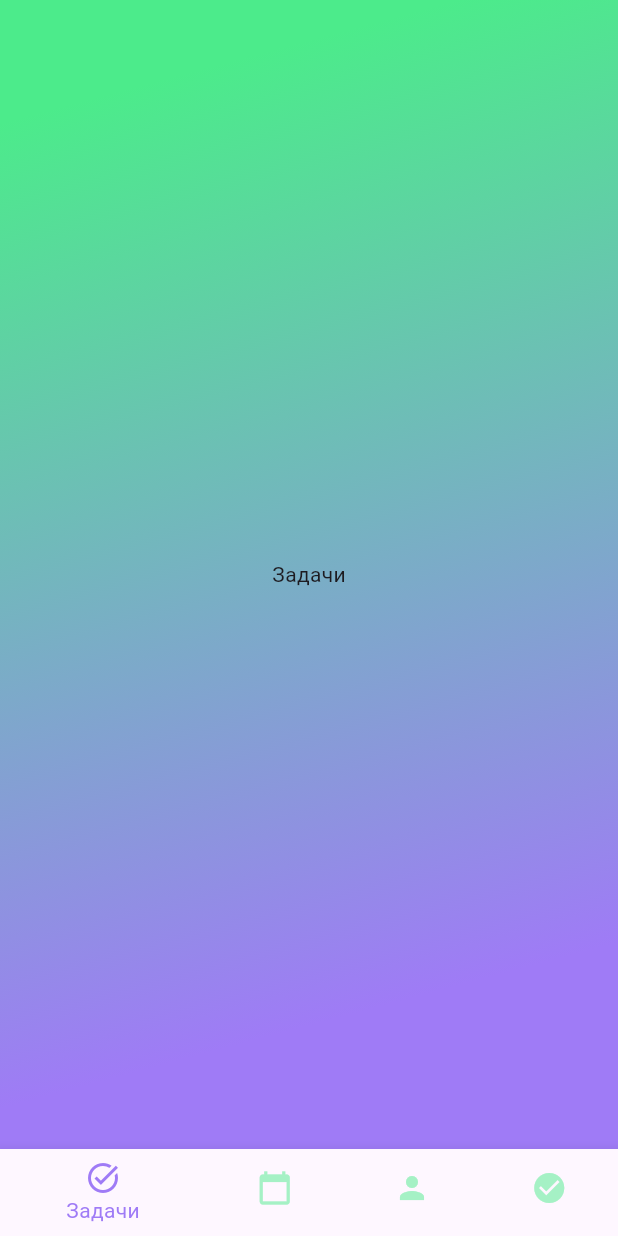
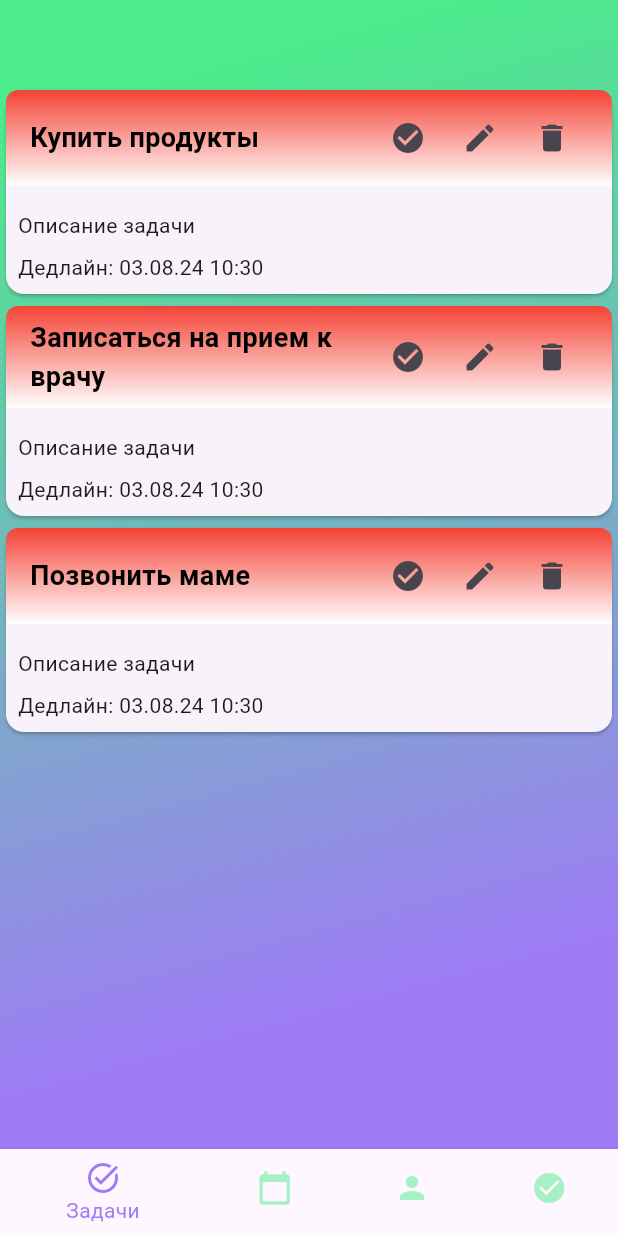
Before and after one commit to p1xelp0etry/zc_dodiddone, a Flutter app: the MainPage screen opened directly, on a phone screen of 412 x 824 dp. Run offline on Flutter 3.47's test engine with Material 3 defaults, Android fonts, the phone set to English and light mode, and no system bars.

Commit message:
All tasks

```diff
--- a/lib/pages/main_page.dart
+++ b/lib/pages/main_page.dart
@@ -1,4 +1,5 @@
 import 'package:flutter/material.dart';
+import '../scriens/all_tasks.dart';
 import '../scriens/profile.dart';
 import '../theme/theme.dart'; // Import the theme file
 
@@ -12,7 +13,7 @@ class MainPage extends StatefulWidget {
 class _MainPageState extends State<MainPage> {
   int _selectedIndex = 0;
   static const List<Widget> _widgetOptions = <Widget>[
-    Text('Задачи'),
+    TaskPage(),
     Text('Сегодня'),
     ProfilePage(), // ProfilePage is now in the correct position
     Text('Выполнено'),
--- /dev/null
+++ b/lib/scriens/all_tasks.dart
@@ -0,0 +1,33 @@
+import 'package:flutter/material.dart';
+
+import '../widgets/task_item.dart';
+
+class TaskPage extends StatefulWidget {
+  const TaskPage({Key? key}) : super(key: key);
+
+  @override
+  State<TaskPage> createState() => _TaskPageState();
+}
+
+class _TaskPageState extends State<TaskPage> {
+  final List<String> _tasks = [
+    'Купить продукты',
+    'Записаться на прием к врачу',
+    'Позвонить маме',
+  ];
+
+  @override
+  Widget build(BuildContext context) {
+    return
+     ListView.builder(
+        itemCount: _tasks.length,
+        itemBuilder: (context, index) {
+          return TaskItem(
+            title: _tasks[index],
+            description: 'Описание задачи',
+            deadline: DateTime.now(),
+          );
+        },
+      );
+  }
+}
--- /dev/null
+++ b/lib/widgets/task_item.dart
@@ -0,0 +1,245 @@
+// import 'package:flutter/material.dart';
+// import 'package:intl/intl.dart';
+
+// class TaskItem extends StatelessWidget {
+//   final String title;
+//   final String description;
+//   final DateTime deadline;
+
+//   const TaskItem({
+//     Key? key,
+//     required this.title,
+//     required this.description,
+//     required this.deadline,
+//   }) : super(key: key);
+
+//   @override
+//   Widget build(BuildContext context) {
+//     // Форматируем дату и время с помощью intl
+//     String formattedDeadline = DateFormat('dd.MM.yy HH:mm').format(deadline);
+
+//     // Определяем градиент в зависимости от срочности
+//     Gradient gradient = getGradient(deadline);
+
+//     return Card(
+//       child: Column(
+//         crossAxisAlignment: CrossAxisAlignment.start,
+//         children: [
+//           Container(
+//             // Добавляем Container для градиента
+//             padding:
+//                 const EdgeInsets.symmetric(horizontal: 16.0, vertical: 8.0),
+//             decoration: BoxDecoration(
+//               gradient: gradient,
+//               borderRadius: BorderRadius.only(
+//                 topLeft: Radius.circular(8.0),
+//                 topRight: Radius.circular(8.0),
+//               ),
+//             ),
+//             child: Row(
+//               children: [
+//                 Expanded(
+//                   child: Text(
+//                     title,
+//                     style: const TextStyle(
+//                       fontSize: 18,
+//                       fontWeight: FontWeight.bold,
+//                       color: Color.fromARGB(255, 0, 0, 0),
+//                     ),
+//                   ),
+//                 ),
+//                 // Добавляем кнопки "Выполнено" и "Редактировать" в заголовок
+//                 IconButton(
+//                   onPressed: () {
+//                     // Обработка нажатия на кнопку "Выполнено"
+//                     // Например, можно удалить задачу из списка
+//                     print('Задача выполнена!');
+//                   },
+//                   icon: const Icon(Icons.check_circle),
+//                 ),
+//                 IconButton(
+//                   onPressed: () {
+//                     // Обработка нажатия на кнопку "Редактировать"
+//                     // Например, можно открыть диалог редактирования задачи
+//                     print('Задача редактируется!');
+//                   },
+//                   icon: const Icon(Icons.edit),
+//                 ),
+//               ],
+//             ),
+//           ),
+//           const SizedBox(height: 8),
+//           Padding(
+//             padding: const EdgeInsets.all(8.0),
+//             child: Column(
+//               crossAxisAlignment: CrossAxisAlignment.start,
+//               children: [
+//                 Text(
+//                   description,
+//                   style: const TextStyle(fontSize: 14),
+//                 ),
+//                 const SizedBox(height: 8),
+//                 Text(
+//                   'Дедлайн: $formattedDeadline',
+//                   style: const TextStyle(fontSize: 14),
+//                 ),
+//               ],
+//             ),
+//           )
+//         ],
+//       ),
+//     );
+//   }
+
+//   // Функция для получения градиента в зависимости от срочности
+//   Gradient getGradient(DateTime deadline) {
+//     Duration timeUntilDeadline = deadline.difference(DateTime.now());
+
+//     if (timeUntilDeadline.inDays <= 1) {
+//       return const LinearGradient(
+//         colors: [Colors.red, Colors.white],
+//         begin: Alignment.topCenter,
+//         end: Alignment.bottomCenter,
+//       );
+//     } else if (timeUntilDeadline.inDays <= 2) {
+//       return const LinearGradient(
+//         colors: [Colors.yellow, Colors.white],
+//         begin: Alignment.topCenter,
+//         end: Alignment.bottomCenter,
+//       );
+//     } else {
+//       return const LinearGradient(
+//         colors: [Colors.green, Colors.white],
+//         begin: Alignment.topCenter,
+//         end: Alignment.bottomCenter,
+//       );
+//     }
+//   }
+// }
+import 'package:flutter/material.dart';
+import 'package:intl/intl.dart';
+
+class TaskItem extends StatelessWidget {
+  final String title;
+  final String description;
+  final DateTime deadline;
+
+  const TaskItem({
+    Key? key,
+    required this.title,
+    required this.description,
+    required this.deadline,
+  }) : super(key: key);
+
+  @override
+  Widget build(BuildContext context) {
+    // Форматируем дату и время с помощью intl
+    String formattedDeadline = DateFormat('dd.MM.yy HH:mm').format(deadline);
+
+    // Определяем градиент в зависимости от срочности
+    Gradient gradient = getGradient(deadline);
+
+    return Card(
+      child: Column(
+        crossAxisAlignment: CrossAxisAlignment.start,
+        children: [
+          Container(
+            // Добавляем Container для градиента
+            padding:
+                const EdgeInsets.symmetric(horizontal: 16.0, vertical: 8.0),
+            decoration: BoxDecoration(
+              gradient: gradient,
+              borderRadius: BorderRadius.only(
+                topLeft: Radius.circular(8.0),
+                topRight: Radius.circular(8.0),
+              ),
+            ),
+            child: Row(
+              children: [
+                Expanded(
+                  child: Text(
+                    title,
+                    style: const TextStyle(
+                      fontSize: 18,
+                      fontWeight: FontWeight.bold,
+                      color: Color.fromARGB(255, 0, 0, 0),
+                    ),
+                  ),
+                ),
+                // Добавляем кнопки "Выполнено" и "Редактировать" в заголовок
+                IconButton(
+                  onPressed: () {
+                    // Обработка нажатия на кнопку "Выполнено"
+                    // Например, можно удалить задачу из списка
+                    print('Задача выполнена!');
+                  },
+                  icon: const Icon(Icons.check_circle),
+                ),
+                IconButton(
+                  onPressed: () {
+                    // Обработка нажатия на кнопку "Редактировать"
+                    // Например, можно открыть диалог редактирования задачи
+                    print('Задача редактируется!');
+                  },
+                  icon: const Icon(Icons.edit),
+                ),
+                // Добавляем кнопку "Удалить"
+                IconButton(
+                  onPressed: () {
+                    // Обработка нажатия на кнопку "Удалить"
+                    // Например, можно удалить задачу из списка
+                    print('Задача удалена!');
+                  },
+                  icon: const Icon(Icons.delete),
+                ),
+              ],
+            ),
+          ),
+          const SizedBox(height: 8),
+          Padding(
+            padding: const EdgeInsets.all(8.0),
+            child: Column(
+              crossAxisAlignment: CrossAxisAlignment.start,
+              children: [
+                Text(
+                  description,
+                  style: const TextStyle(fontSize: 14),
+                ),
+                const SizedBox(height: 8),
+                Text(
+                  'Дедлайн: $formattedDeadline',
+                  style: const TextStyle(fontSize: 14),
+                ),
+              ],
+            ),
+          )
+        ],
+      ),
+    );
+  }
+
+  // Функция для получения градиента в зависимости от срочности
+  Gradient getGradient(DateTime deadline) {
+    Duration timeUntilDeadline = deadline.difference(DateTime.now());
+
+    if (timeUntilDeadline.inDays <= 1) {
+      return const LinearGradient(
+        colors: [Colors.red, Colors.white],
+        begin: Alignment.topCenter,
+        end: Alignment.bottomCenter,
+      );
+    } else if (timeUntilDeadline.inDays <= 2) {
+      return const LinearGradient(
+        colors: [Colors.yellow, Colors.white],
+        begin: Alignment.topCenter,
+        end: Alignment.bottomCenter,
+      );
+    } else {
+      return const LinearGradient(
+        colors: [Colors.green, Colors.white],
+        begin: Alignment.topCenter,
+        end: Alignment.bottomCenter,
+      );
+    }
+  }
+}
--- a/pubspec.yaml
+++ b/pubspec.yaml
@@ -35,6 +35,7 @@ dependencies:
   # The following adds the Cupertino Icons font to your application.
   # Use with the CupertinoIcons class for iOS style icons.
   cupertino_icons: ^1.0.6
+  intl: ^0.19.0
 
 dev_dependencies:
   flutter_test:
```
Also changed, not shown: pubspec.lock.
